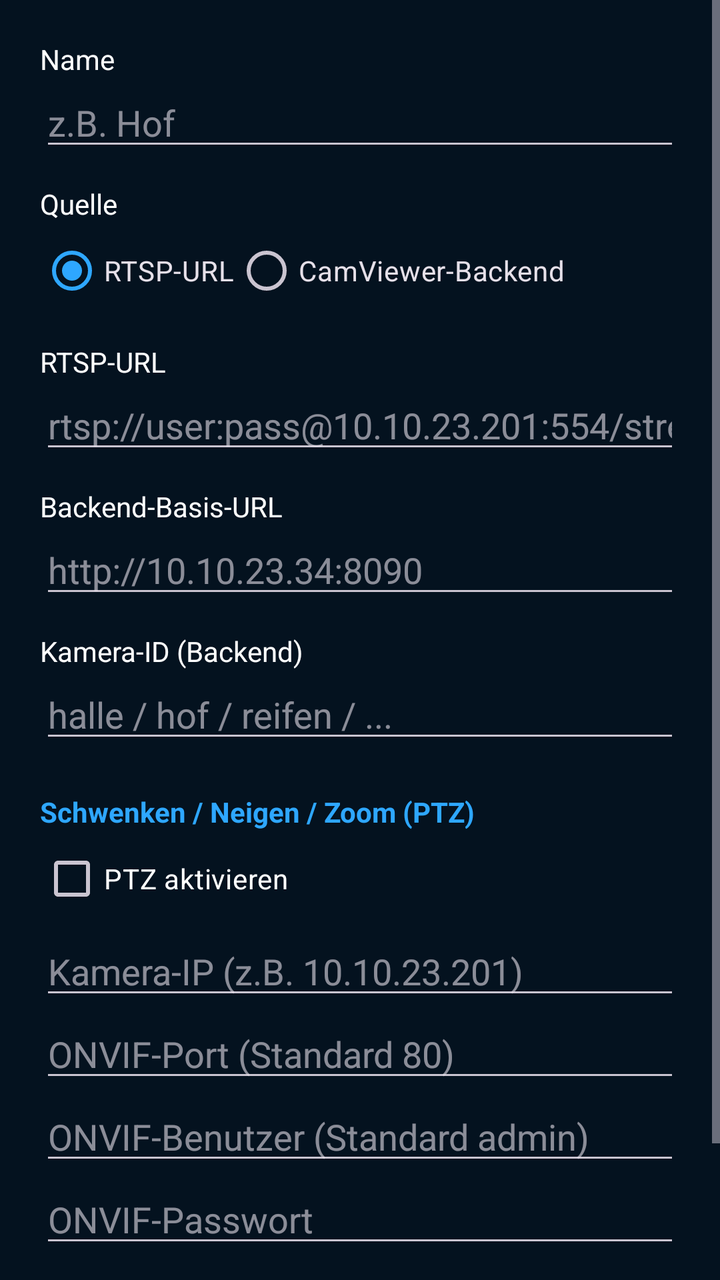
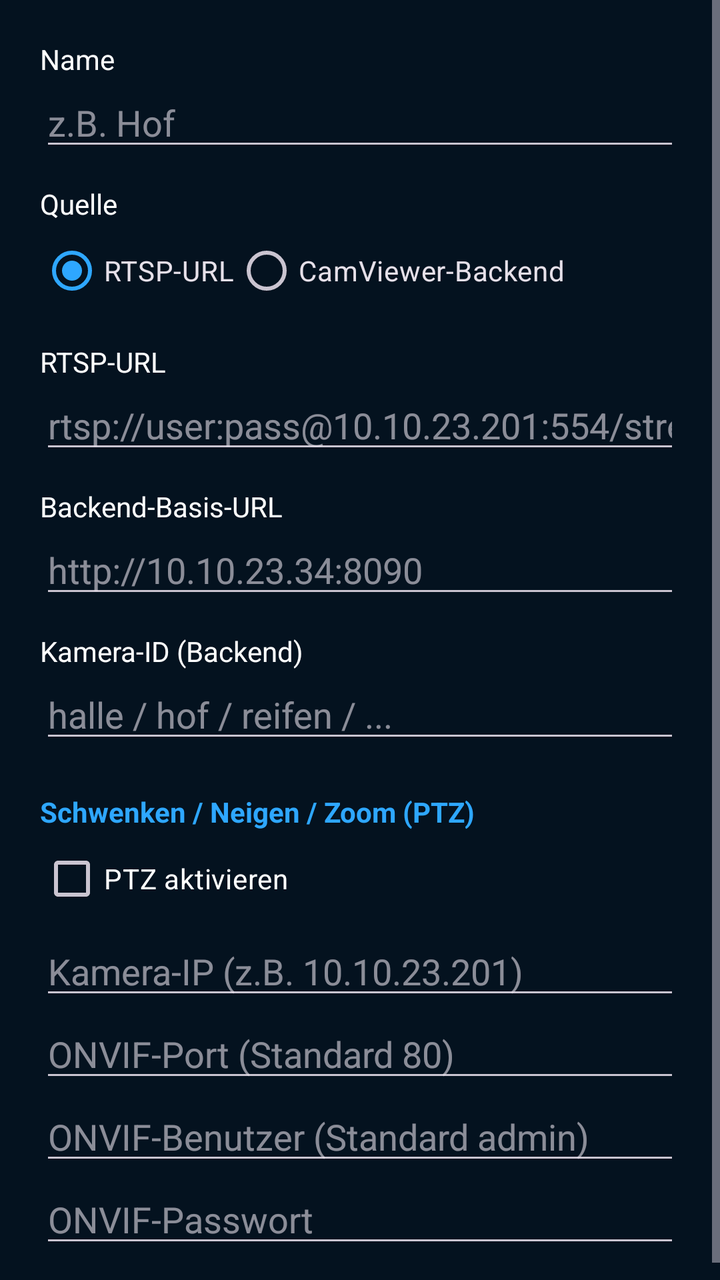

Compare the two renders of this Android layout. The source of the first and the diff that turns it into the second are given below.
<!-- AndroidManifest.xml: application theme Theme.SmartysCamViewer -->
<!-- res/layout/dialog_camera.xml -->
<?xml version="1.0" encoding="utf-8"?>
<ScrollView xmlns:android="http://schemas.android.com/apk/res/android"
    android:layout_width="match_parent"
    android:layout_height="wrap_content">

    <LinearLayout
        android:layout_width="match_parent"
        android:layout_height="wrap_content"
        android:orientation="vertical"
        android:padding="20dp">

        <TextView
            android:layout_width="wrap_content"
            android:layout_height="wrap_content"
            android:text="Name"
            android:textColor="@color/white" />
        <EditText
            android:id="@+id/in_name"
            android:layout_width="match_parent"
            android:layout_height="wrap_content"
            android:hint="z.B. Hof"
            android:inputType="text" />

        <TextView
            android:layout_width="wrap_content"
            android:layout_height="wrap_content"
            android:layout_marginTop="12dp"
            android:text="Quelle"
            android:textColor="@color/white" />
        <RadioGroup
            android:id="@+id/source_group"
            android:layout_width="match_parent"
            android:layout_height="wrap_content"
            android:orientation="horizontal">
            <RadioButton
                android:id="@+id/rb_rtsp"
                android:layout_width="wrap_content"
                android:layout_height="wrap_content"
                android:text="RTSP-URL"
                android:checked="true" />
            <RadioButton
                android:id="@+id/rb_backend"
                android:layout_width="wrap_content"
                android:layout_height="wrap_content"
                android:text="CamViewer-Backend" />
        </RadioGroup>

        <TextView
            android:layout_width="wrap_content"
            android:layout_height="wrap_content"
            android:layout_marginTop="12dp"
            android:text="RTSP-URL"
            android:textColor="@color/white" />
        <EditText
            android:id="@+id/in_rtsp"
            android:layout_width="match_parent"
            android:layout_height="wrap_content"
            android:hint="rtsp://user:pass@10.10.23.201:554/stream1"
            android:inputType="textUri" />

        <TextView
            android:layout_width="wrap_content"
            android:layout_height="wrap_content"
            android:layout_marginTop="12dp"
            android:text="Backend-Basis-URL"
            android:textColor="@color/white" />
        <EditText
            android:id="@+id/in_backend"
            android:layout_width="match_parent"
            android:layout_height="wrap_content"
            android:hint="http://10.10.23.34:8090"
            android:inputType="textUri" />

        <TextView
            android:layout_width="wrap_content"
            android:layout_height="wrap_content"
            android:layout_marginTop="12dp"
            android:text="Kamera-ID (Backend)"
            android:textColor="@color/white" />
        <EditText
            android:id="@+id/in_camid"
            android:layout_width="match_parent"
            android:layout_height="wrap_content"
            android:hint="halle / hof / reifen / ..."
            android:inputType="text" />

        
        <TextView
            android:layout_width="wrap_content"
            android:layout_height="wrap_content"
            android:layout_marginTop="20dp"
            android:text="Schwenken / Neigen / Zoom (PTZ)"
            android:textColor="@color/accent"
            android:textStyle="bold" />

        <CheckBox
            android:id="@+id/cb_ptz"
            android:layout_width="wrap_content"
            android:layout_height="wrap_content"
            android:text="PTZ aktivieren"
            android:textColor="@color/white" />

        <EditText
            android:id="@+id/in_ptz_host"
            android:layout_width="match_parent"
            android:layout_height="wrap_content"
            android:hint="Kamera-IP (z.B. 10.10.23.201)"
            android:inputType="text" />

        <EditText
            android:id="@+id/in_ptz_port"
            android:layout_width="match_parent"
            android:layout_height="wrap_content"
            android:hint="ONVIF-Port (Standard 80)"
            android:inputType="number" />

        <EditText
            android:id="@+id/in_ptz_user"
            android:layout_width="match_parent"
            android:layout_height="wrap_content"
            android:hint="ONVIF-Benutzer (Standard admin)"
            android:inputType="text" />

        <EditText
            android:id="@+id/in_ptz_pass"
            android:layout_width="match_parent"
            android:layout_height="wrap_content"
            android:hint="ONVIF-Passwort"
            android:inputType="textPassword" />

        <LinearLayout
            android:layout_width="match_parent"
            android:layout_height="wrap_content"
            android:orientation="horizontal"
            android:layout_marginTop="20dp">
            <Button
                android:id="@+id/btn_cancel"
                android:layout_width="0dp"
                android:layout_height="wrap_content"
                android:layout_weight="1"
                android:text="Abbrechen" />
            <Button
                android:id="@+id/btn_save"
                android:layout_width="0dp"
                android:layout_height="wrap_content"
                android:layout_weight="1"
                android:layout_marginStart="8dp"
                android:text="Speichern" />
        </LinearLayout>
    </LinearLayout>
</ScrollView>
<!-- resources referenced by this layout -->
<resources>
  <color name="accent">#FF2EA7FF</color>
  <color name="white">#FFFFFFFF</color>
  <style name="Theme.SmartysCamViewer" parent="Theme.Material3.Dark.NoActionBar">
          <item name="colorPrimary">@color/accent</item>
          <item name="android:statusBarColor">@color/bg_dark</item>
          <item name="android:windowBackground">@color/bg_dark</item>
      </style>
  <color name="bg_dark">#FF04121F</color>
</resources>

<!-- the commit's change to res/layout/dialog_camera.xml (unified diff, before → after) -->
@@ -127,25 +127,5 @@
             android:layout_height="wrap_content"
             android:hint="ONVIF-Passwort"
             android:inputType="textPassword" />
-
-        <LinearLayout
-            android:layout_width="match_parent"
-            android:layout_height="wrap_content"
-            android:orientation="horizontal"
-            android:layout_marginTop="20dp">
-            <Button
-                android:id="@+id/btn_cancel"
-                android:layout_width="0dp"
-                android:layout_height="wrap_content"
-                android:layout_weight="1"
-                android:text="Abbrechen" />
-            <Button
-                android:id="@+id/btn_save"
-                android:layout_width="0dp"
-                android:layout_height="wrap_content"
-                android:layout_weight="1"
-                android:layout_marginStart="8dp"
-                android:text="Speichern" />
-        </LinearLayout>
     </LinearLayout>
 </ScrollView>
